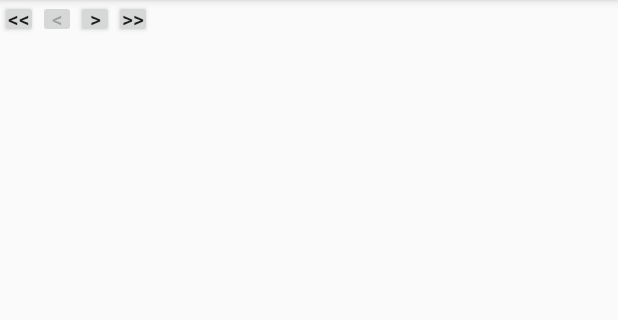
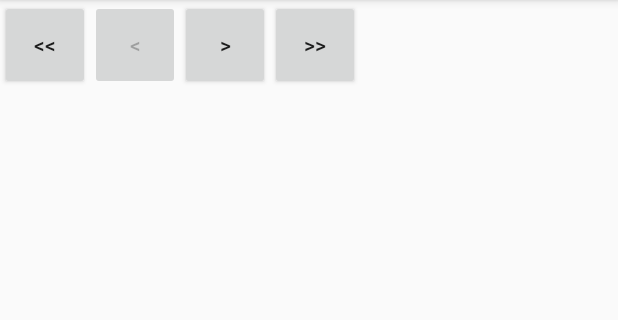
Before and after one commit to neiljaywarner/BlackTaxWhiteBenefits, an Android app: the screen it shows after launch (MainActivity), on a phone screen of 412 x 824 dp, the part 84-404 px from its top. Run offline under Robolectric (Android 15) with nearby library versions, the phone set to English and light mode, and no system bars; pictures from the network do not load.

Commit message:
005--Display sizing changing on graphics

```diff
--- a/app/src/main/java/com/androidexample/blacktax/MainActivity.kt
+++ b/app/src/main/java/com/androidexample/blacktax/MainActivity.kt
@@ -148,8 +148,8 @@ class MainActivity : AppCompatActivity() {
                         var imageBlogURL = body[i].imageBlogURL
 
                         // Some condition checks:
-                        if (imageBlogURL == "") imageBlogURL =
-                                "www.nothing2.url"    // point to an unknown URL so Picasso doesn't fail.
+//                        if (imageBlogURL == "") imageBlogURL =
+//                                "www.nothing2.url"    // point to an unknown URL so Picasso doesn't fail.
                         // Adds to the recycler List DTO.
                         ProjectData.myList.add(
                             i,
--- a/app/src/main/res/layout/activity_main.xml
+++ b/app/src/main/res/layout/activity_main.xml
@@ -10,8 +10,8 @@
             android:id="@+id/butFirstPage"
             android:layout_width="wrap_content"
             android:layout_height="wrap_content"
-            android:minHeight="25dp"
-            android:minWidth="25dp"
+            android:minHeight="@dimen/pageButtonSize"
+            android:minWidth="@dimen/pageButtonSize"
             android:padding="0dp"
     >
     </Button>
@@ -20,8 +20,8 @@
             android:id="@+id/butPagePrev"
             android:layout_width="wrap_content"
             android:layout_height="wrap_content"
-            android:minHeight="25dp"
-            android:minWidth="25dp"
+            android:minHeight="@dimen/pageButtonSize"
+            android:minWidth="@dimen/pageButtonSize"
             android:padding="0dp"
             android:layout_toRightOf="@+id/butFirstPage"
             >
@@ -34,8 +34,8 @@
             android:layout_width="wrap_content"
             android:layout_height="wrap_content"
             android:layout_toRightOf="@+id/butPagePrev"
-            android:minHeight="25dp"
-            android:minWidth="25dp"
+            android:minHeight="@dimen/pageButtonSize"
+            android:minWidth="@dimen/pageButtonSize"
             android:padding="0dp"
              >
     </Button>
@@ -44,8 +44,8 @@
             android:id="@+id/butLastPage"
             android:layout_width="wrap_content"
             android:layout_height="wrap_content"
-            android:minHeight="25dp"
-            android:minWidth="25dp"
+            android:minHeight="@dimen/pageButtonSize"
+            android:minWidth="@dimen/pageButtonSize"
             android:padding="0dp"
             android:layout_toRightOf="@+id/butPageNext"
     >
```
Also changed, not shown: app/src/main/java/com/androidexample/blacktax/Adapter.kt (+6 -1 lines), app/src/main/res/layout/recycle_item.xml (+4 -4 lines), app/src/main/res/values/dimens.xml (added, +8 -0 lines), app/src/main/res/drawable/noimage.png (added).
